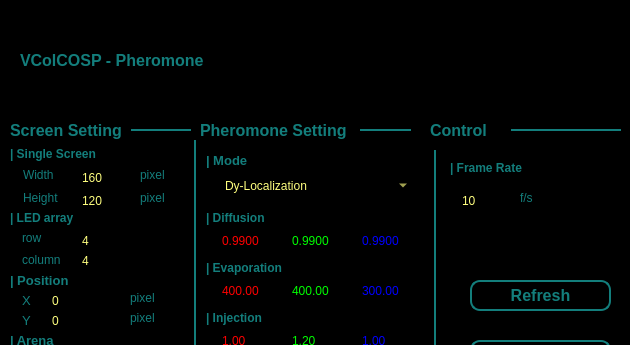
XuelongSun/VColCOSP_GUI, file viewers/pheromone.ui: the form before one commit; both pictures show x 0 to 630 and y 0 to 345 of the 630 by 630 pixel window.
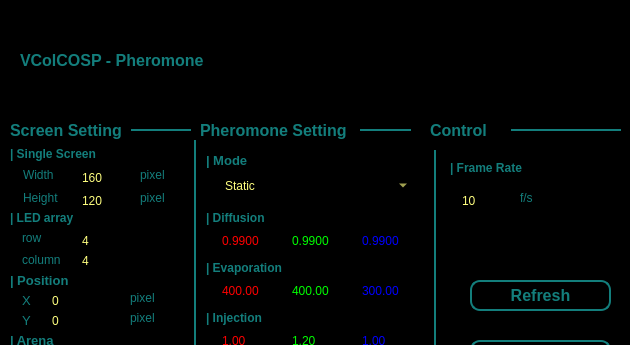
The form after the commit. The open tabs and pages were chosen to show the change. Icons and pictures are not drawn.

What changed in the file:
```diff
--- a/viewers/pheromone.ui
+++ b/viewers/pheromone.ui
@@ -592,7 +592,7 @@
 </string>
    </property>
    <property name="currentIndex">
-    <number>2</number>
+    <number>0</number>
    </property>
    <item>
     <property name="text">
```
Left out of the diff: 7 changed lines with no effect on the pictures.
